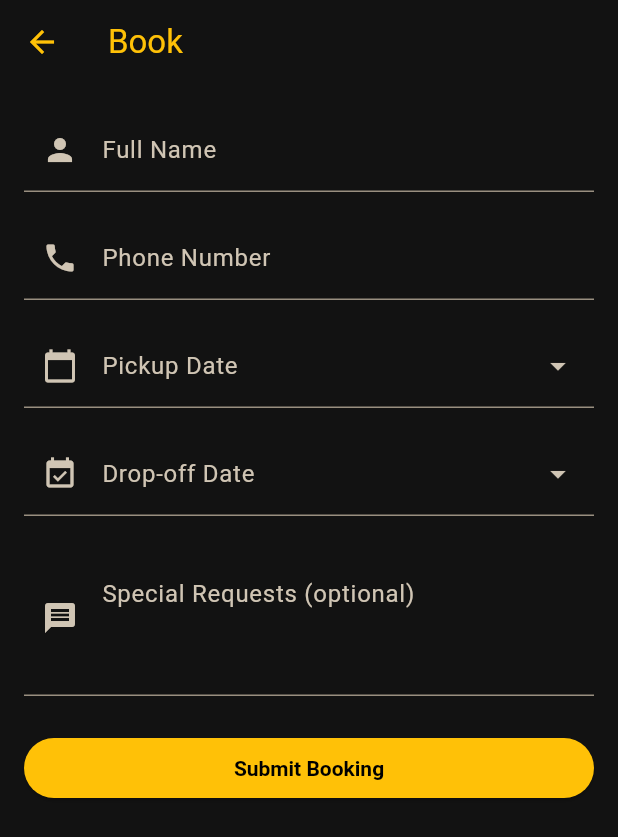
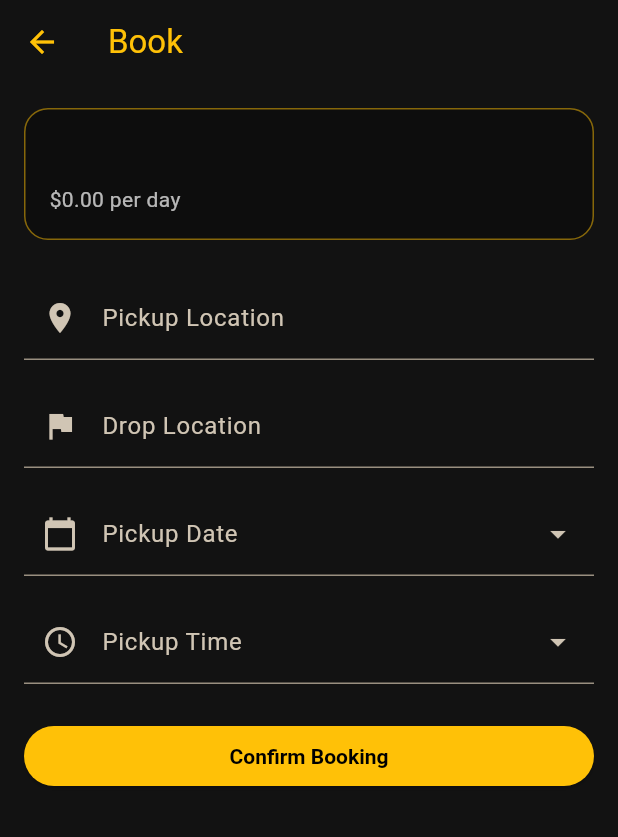
Before and after one commit to Saurabhcoder-cloud/xlcab, a Flutter app: the BookingFormScreen screen opened directly with empty values, on a phone screen of 412 x 824 dp. Shown: the top 837 px of the screen. Run offline on Flutter 3.47's test engine with Material 3 defaults, Android fonts, the phone set to English and light mode, and no system bars; network calls fail.

Commit message:
Add booking form with schedule pickers

```diff
--- a/lib/main.dart
+++ b/lib/main.dart
@@ -127,19 +127,17 @@ class Car {
 class BookingDetails {
   const BookingDetails({
     required this.car,
-    required this.fullName,
-    required this.phoneNumber,
+    required this.pickupLocation,
+    required this.dropLocation,
     required this.pickupDate,
-    required this.dropOffDate,
-    required this.specialRequests,
+    required this.pickupTime,
   });
 
   final Car car;
-  final String fullName;
-  final String phoneNumber;
+  final String pickupLocation;
+  final String dropLocation;
   final DateTime pickupDate;
-  final DateTime dropOffDate;
-  final String specialRequests;
+  final TimeOfDay pickupTime;
 }
 
 /// Splash screen displaying the XL Cab logo with a fade-in animation.
@@ -613,6 +611,7 @@ class BookingFormScreen extends StatefulWidget {
   const BookingFormScreen({required this.car, super.key});
 
   static const String routeName = '/booking-form';
+  static final List<BookingDetails> temporaryBookings = <BookingDetails>[];
 
   final Car car;
 
@@ -622,36 +621,31 @@ class BookingFormScreen extends StatefulWidget {
 
 class _BookingFormScreenState extends State<BookingFormScreen> {
   final _formKey = GlobalKey<FormState>();
-  final TextEditingController _nameController = TextEditingController();
-  final TextEditingController _phoneController = TextEditingController();
-  final TextEditingController _pickupDateController = TextEditingController();
-  final TextEditingController _dropOffDateController = TextEditingController();
-  final TextEditingController _specialRequestsController = TextEditingController();
+  final TextEditingController _pickupLocationController = TextEditingController();
+  final TextEditingController _dropLocationController = TextEditingController();
+  final TextEditingController _dateController = TextEditingController();
+  final TextEditingController _timeController = TextEditingController();
 
-  DateTime? _pickupDate;
-  DateTime? _dropOffDate;
+  DateTime? _selectedDate;
+  TimeOfDay? _selectedTime;
 
   @override
   void dispose() {
-    _nameController.dispose();
-    _phoneController.dispose();
-    _pickupDateController.dispose();
-    _dropOffDateController.dispose();
-    _specialRequestsController.dispose();
+    _pickupLocationController.dispose();
+    _dropLocationController.dispose();
+    _dateController.dispose();
+    _timeController.dispose();
     super.dispose();
   }
 
-  Future<void> _selectDate({required bool isPickup}) async {
-    final initialDate = isPickup
-        ? (_pickupDate ?? DateTime.now())
-        : (_dropOffDate ?? _pickupDate ?? DateTime.now());
-    final firstDate = DateTime.now();
+  Future<void> _selectDate() async {
+    final initialDate = _selectedDate ?? DateTime.now();
     final pickedDate = await showDatePicker(
       context: context,
       initialDate: initialDate,
-      firstDate: firstDate,
+      firstDate: DateTime.now(),
       lastDate: DateTime.now().add(const Duration(days: 365)),
-      helpText: isPickup ? 'Select pickup date' : 'Select drop-off date',
+      helpText: 'Select pickup date',
       builder: (context, child) {
         return Theme(
           data: Theme.of(context).copyWith(
@@ -664,23 +658,40 @@ class _BookingFormScreenState extends State<BookingFormScreen> {
 
     if (pickedDate != null) {
       setState(() {
-        if (isPickup) {
-          _pickupDate = pickedDate;
-          _pickupDateController.text = _formatDate(pickedDate);
-          if (_dropOffDate != null && _dropOffDate!.isBefore(pickedDate)) {
-            _dropOffDate = null;
-            _dropOffDateController.clear();
-          }
-        } else {
-          _dropOffDate = pickedDate;
-          _dropOffDateController.text = _formatDate(pickedDate);
-        }
+        _selectedDate = pickedDate;
+        _dateController.text = _formatDate(pickedDate);
+      });
+    }
+  }
+
+  Future<void> _selectTime() async {
+    final pickedTime = await showTimePicker(
+      context: context,
+      initialTime: _selectedTime ?? TimeOfDay.now(),
+      helpText: 'Select pickup time',
+      builder: (context, child) {
+        return Theme(
+          data: Theme.of(context).copyWith(
+            colorScheme: const ColorScheme.dark(primary: Color(0xFFFFC107)),
+          ),
+          child: child!,
+        );
+      },
+    );
+
+    if (pickedTime != null) {
+      setState(() {
+        _selectedTime = pickedTime;
+        _timeController.text = pickedTime.format(context);
       });
     }
   }
 
   String _formatDate(DateTime date) {
-    return '${date.day}/${date.month}/${date.year}';
+    final String day = date.day.toString().padLeft(2, '0');
+    final String month = date.month.toString().padLeft(2, '0');
+    final String year = date.year.toString();
+    return '$day/$month/$year';
   }
 
   void _submitForm() {
@@ -688,28 +699,22 @@ class _BookingFormScreenState extends State<BookingFormScreen> {
       return;
     }
 
-    if (_pickupDate == null || _dropOffDate == null) {
+    if (_selectedDate == null || _selectedTime == null) {
       ScaffoldMessenger.of(context).showSnackBar(
-        const SnackBar(content: Text('Please select both pickup and drop-off dates.')),
-      );
-      return;
-    }
-
-    if (_dropOffDate!.isBefore(_pickupDate!)) {
-      ScaffoldMessenger.of(context).showSnackBar(
-        const SnackBar(content: Text('Drop-off date cannot be before pickup date.')),
+        const SnackBar(content: Text('Please select both pickup date and time.')),
       );
       return;
     }
 
     final details = BookingDetails(
       car: widget.car,
-      fullName: _nameController.text,
-      phoneNumber: _phoneController.text,
-      pickupDate: _pickupDate!,
-      dropOffDate: _dropOffDate!,
-      specialRequests: _specialRequestsController.text,
+      pickupLocation: _pickupLocationController.text.trim(),
+      dropLocation: _dropLocationController.text.trim(),
+      pickupDate: _selectedDate!,
+      pickupTime: _selectedTime!,
     );
+
+    BookingFormScreen.temporaryBookings.add(details);
 
     Navigator.pushNamed(
       context,
@@ -729,64 +734,82 @@ class _BookingFormScreenState extends State<BookingFormScreen> {
           child: Column(
             crossAxisAlignment: CrossAxisAlignment.start,
             children: [
+              Container(
+                width: double.infinity,
+                padding: const EdgeInsets.all(16),
+                decoration: BoxDecoration(
+                  borderRadius: BorderRadius.circular(16),
+                  border: Border.all(color: const Color(0xFFFFC107).withOpacity(0.5)),
+                  color: Colors.black.withOpacity(0.3),
+                ),
+                child: Column(
+                  crossAxisAlignment: CrossAxisAlignment.start,
+                  children: [
+                    Text(
+                      widget.car.name,
+                      style: const TextStyle(
+                        fontSize: 18,
+                        fontWeight: FontWeight.bold,
+                      ),
+                    ),
+                    const SizedBox(height: 8),
+                    Text(
+                      '\$${widget.car.pricePerDay.toStringAsFixed(2)} per day',
+                      style: const TextStyle(color: Colors.white70),
+                    ),
+                  ],
+                ),
+              ),
+              const SizedBox(height: 24),
               TextFormField(
-                controller: _nameController,
+                controller: _pickupLocationController,
+                textCapitalization: TextCapitalization.words,
                 decoration: const InputDecoration(
-                  labelText: 'Full Name',
-                  prefixIcon: Icon(Icons.person),
+                  labelText: 'Pickup Location',
+                  prefixIcon: Icon(Icons.location_on),
                 ),
                 validator: (value) {
                   if (value == null || value.trim().isEmpty) {
-                    return 'Please enter your name';
+                    return 'Enter a pickup location';
                   }
                   return null;
                 },
               ),
               const SizedBox(height: 16),
               TextFormField(
-                controller: _phoneController,
-                keyboardType: TextInputType.phone,
+                controller: _dropLocationController,
+                textCapitalization: TextCapitalization.words,
                 decoration: const InputDecoration(
-                  labelText: 'Phone Number',
-                  prefixIcon: Icon(Icons.phone),
+                  labelText: 'Drop Location',
+                  prefixIcon: Icon(Icons.flag),
                 ),
                 validator: (value) {
-                  if (value == null || value.trim().length < 8) {
-                    return 'Enter a valid phone number';
+                  if (value == null || value.trim().isEmpty) {
+                    return 'Enter a drop location';
                   }
                   return null;
                 },
               ),
               const SizedBox(height: 16),
-              _DatePickerField(
-                controller: _pickupDateController,
+              _PickerTextField(
+                controller: _dateController,
                 label: 'Pickup Date',
                 icon: Icons.calendar_today,
-                onTap: () => _selectDate(isPickup: true),
+                onTap: _selectDate,
               ),
               const SizedBox(height: 16),
-              _DatePickerField(
-                controller: _dropOffDateController,
-                label: 'Drop-off Date',
-                icon: Icons.event_available,
-                onTap: () => _selectDate(isPickup: false),
-              ),
-              const SizedBox(height: 16),
-              TextFormField(
-                controller: _specialRequestsController,
-                maxLines: 3,
-                decoration: const InputDecoration(
-                  labelText: 'Special Requests (optional)',
-                  alignLabelWithHint: true,
-                  prefixIcon: Icon(Icons.message),
-                ),
+              _PickerTextField(
+                controller: _timeController,
+                label: 'Pickup Time',
+                icon: Icons.access_time,
+                onTap: _selectTime,
               ),
               const SizedBox(height: 24),
               SizedBox(
                 width: double.infinity,
                 child: ElevatedButton(
                   onPressed: _submitForm,
-                  child: const Text('Submit Booking'),
+                  child: const Text('Confirm Booking'),
                 ),
               ),
             ],
@@ -797,9 +820,9 @@ class _BookingFormScreenState extends State<BookingFormScreen> {
   }
 }
 
-/// Reusable field to show a read-only text box that opens a date picker.
-class _DatePickerField extends StatelessWidget {
-  const _DatePickerField({
+/// Reusable field to show a read-only text box that opens a picker dialog.
+class _PickerTextField extends StatelessWidget {
+  const _PickerTextField({
     required this.controller,
     required this.label,
     required this.icon,
@@ -852,7 +875,7 @@ class BookingConfirmationScreen extends StatelessWidget {
             const Icon(Icons.check_circle, color: Color(0xFFFFC107), size: 72),
             const SizedBox(height: 16),
             Text(
-              'Thank you, ${details.fullName}! Your booking is confirmed.',
+              'Your ${details.car.name} booking is confirmed!',
               style: const TextStyle(fontSize: 18, fontWeight: FontWeight.bold),
             ),
             const SizedBox(height: 16),
@@ -861,22 +884,21 @@ class BookingConfirmationScreen extends StatelessWidget {
               value: details.car.name,
             ),
             _BookingInfoRow(
+              label: 'Pickup Location',
+              value: details.pickupLocation,
+            ),
+            _BookingInfoRow(
+              label: 'Drop Location',
+              value: details.dropLocation,
+            ),
+            _BookingInfoRow(
               label: 'Pickup Date',
               value: _formatDate(details.pickupDate),
             ),
             _BookingInfoRow(
-              label: 'Drop-off Date',
-              value: _formatDate(details.dropOffDate),
+              label: 'Pickup Time',
+              value: details.pickupTime.format(context),
             ),
-            _BookingInfoRow(
-              label: 'Contact',
-              value: details.phoneNumber,
-            ),
-            if (details.specialRequests.isNotEmpty)
-              _BookingInfoRow(
-                label: 'Special Requests',
-                value: details.specialRequests,
-              ),
             const Spacer(),
             SizedBox(
               width: double.infinity,
@@ -894,7 +916,12 @@ class BookingConfirmationScreen extends StatelessWidget {
     );
   }
 
-  String _formatDate(DateTime date) => '${date.day}/${date.month}/${date.year}';
+  String _formatDate(DateTime date) {
+    final String day = date.day.toString().padLeft(2, '0');
+    final String month = date.month.toString().padLeft(2, '0');
+    final String year = date.year.toString();
+    return '$day/$month/$year';
+  }
 }
 
 /// Small helper widget to format booking information rows.
```
